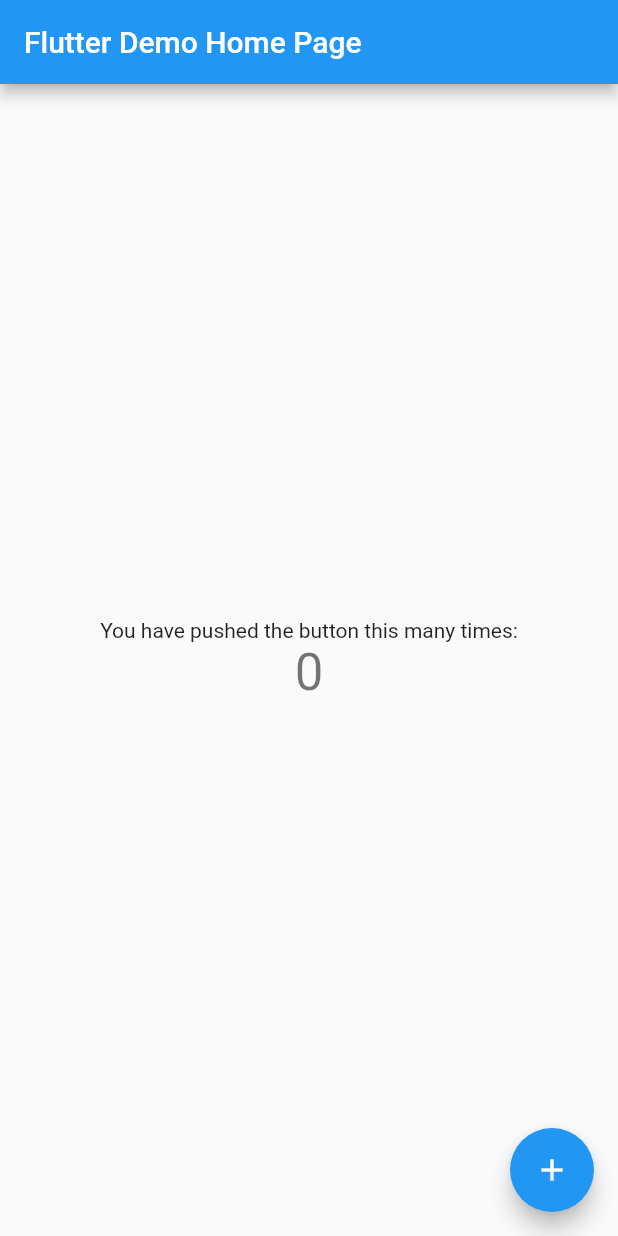
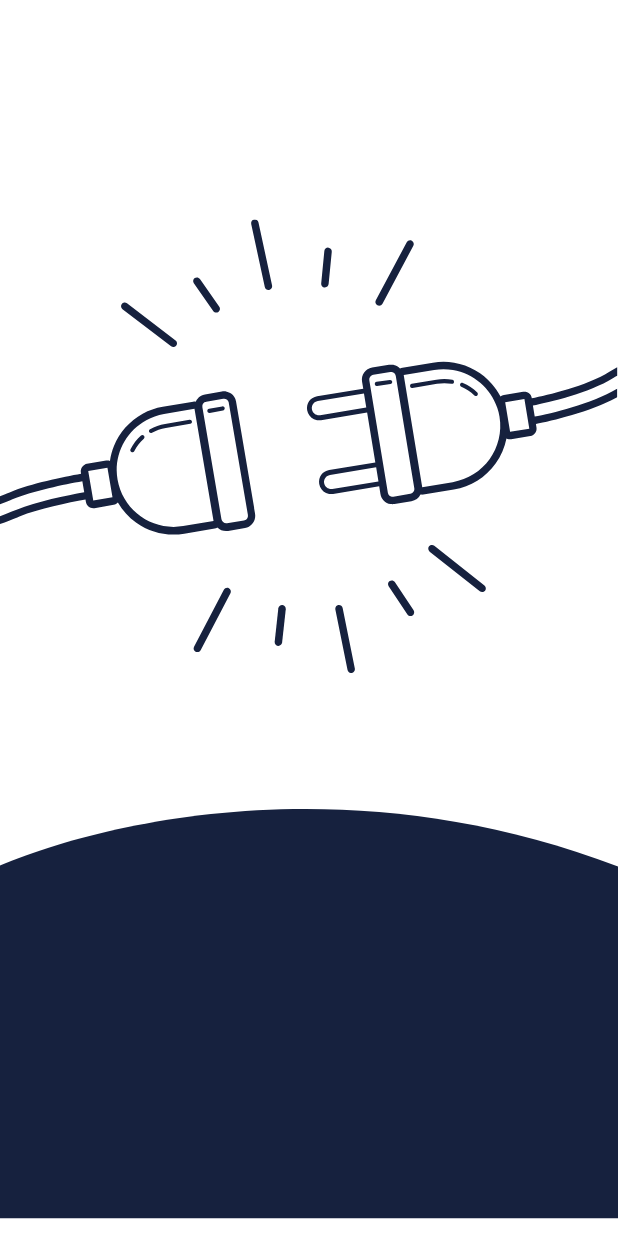
Before and after one commit to yugal1005/defi-raffel-app, a Flutter app: the screen it shows after launch, on a phone screen of 412 x 824 dp. Run offline on Flutter 3.47's test engine with Material 2 defaults, Android fonts, the phone set to English and light mode, and no system bars; our stand-ins replace bloc, flutter_svg.

Commit message:
Started working on the app

```diff
--- a/lib/main.dart
+++ b/lib/main.dart
@@ -1,3 +1,5 @@
+import 'package:defi_rafel_app/screens/login_screen.dart';
+import 'package:defi_rafel_app/screens/splash_screen.dart';
 import 'package:flutter/material.dart';
 
 void main() {
@@ -11,105 +13,14 @@ class MyApp extends StatelessWidget {
   @override
   Widget build(BuildContext context) {
     return MaterialApp(
-      title: 'Flutter Demo',
+      title: 'Defi Raffle',
       theme: ThemeData(
-        // This is the theme of your application.
-        //
-        // Try running your application with "flutter run". You'll see the
-        // application has a blue toolbar. Then, without quitting the app, try
-        // changing the primarySwatch below to Colors.green and then invoke
-        // "hot reload" (press "r" in the console where you ran "flutter run",
-        // or simply save your changes to "hot reload" in a Flutter IDE).
-        // Notice that the counter didn't reset back to zero; the application
-        // is not restarted.
-        primarySwatch: Colors.blue,
+        primaryColor: const Color.fromRGBO(22, 33, 62, 1)
       ),
-      home: const MyHomePage(title: 'Flutter Demo Home Page'),
+      routes: {
+        "/":(context) => const SplashScreen(),
+        LoginScreen.id:(context) => const LoginScreen()
+      },
     );
   }
 }
-
-class MyHomePage extends StatefulWidget {
-  const MyHomePage({super.key, required this.title});
-
-  // This widget is the home page of your application. It is stateful, meaning
-  // that it has a State object (defined below) that contains fields that affect
-  // how it looks.
-
-  // This class is the configuration for the state. It holds the values (in this
-  // case the title) provided by the parent (in this case the App widget) and
-  // used by the build method of the State. Fields in a Widget subclass are
-  // always marked "final".
-
-  final String title;
-
-  @override
-  State<MyHomePage> createState() => _MyHomePageState();
-}
-
-class _MyHomePageState extends State<MyHomePage> {
-  int _counter = 0;
-
-  void _incrementCounter() {
-    setState(() {
-      // This call to setState tells the Flutter framework that something has
-      // changed in this State, which causes it to rerun the build method below
-      // so that the display can reflect the updated values. If we changed
-      // _counter without calling setState(), then the build method would not be
-      // called again, and so nothing would appear to happen.
-      _counter++;
-    });
-  }
-
-  @override
-  Widget build(BuildContext context) {
-    // This method is rerun every time setState is called, for instance as done
-    // by the _incrementCounter method above.
-    //
-    // The Flutter framework has been optimized to make rerunning build methods
-    // fast, so that you can just rebuild anything that needs updating rather
-    // than having to individually change instances of widgets.
-    return Scaffold(
-      appBar: AppBar(
-        // Here we take the value from the MyHomePage object that was created by
-        // the App.build method, and use it to set our appbar title.
-        title: Text(widget.title),
-      ),
-      body: Center(
-        // Center is a layout widget. It takes a single child and positions it
-        // in the middle of the parent.
-        child: Column(
-          // Column is also a layout widget. It takes a list of children and
-          // arranges them vertically. By default, it sizes itself to fit its
-          // children horizontally, and tries to be as tall as its parent.
-          //
-          // Invoke "debug painting" (press "p" in the console, choose the
-          // "Toggle Debug Paint" action from the Flutter Inspector in Android
-          // Studio, or the "Toggle Debug Paint" command in Visual Studio Code)
-          // to see the wireframe for each widget.
-          //
-          // Column has various properties to control how it sizes itself and
-          // how it positions its children. Here we use mainAxisAlignment to
-          // center the children vertically; the main axis here is the vertical
-          // axis because Columns are vertical (the cross axis would be
-          // horizontal).
-          mainAxisAlignment: MainAxisAlignment.center,
-          children: <Widget>[
-            const Text(
-              'You have pushed the button this many times:',
-            ),
-            Text(
-              '$_counter',
-              style: Theme.of(context).textTheme.headlineMedium,
-            ),
-          ],
-        ),
-      ),
-      floatingActionButton: FloatingActionButton(
-        onPressed: _incrementCounter,
-        tooltip: 'Increment',
-        child: const Icon(Icons.add),
-      ), // This trailing comma makes auto-formatting nicer for build methods.
-    );
-  }
-}
--- /dev/null
+++ b/lib/screens/no_internet_screen.dart
@@ -0,0 +1,73 @@
+import 'package:flutter/material.dart';
+
+import 'package:flutter_svg/flutter_svg.dart';
+
+class NoInternet extends StatelessWidget {
+  const NoInternet({super.key});
+
+  @override
+  Widget build(BuildContext context) {
+    return Scaffold(
+      backgroundColor: Colors.white,
+      appBar: AppBar(
+        elevation: 0,
+        backgroundColor: Colors.transparent,
+      ),
+      body: Column(
+        children: [
+          SvgPicture.asset(
+            'assets/icons/no-internet.svg',
+            color: const Color.fromRGBO(22, 33, 62, 1),
+          ),
+          SizedBox(
+            height:MediaQuery.of(context).size.height * 0.332 ,
+            width: double.infinity,
+            child: CustomPaint(
+              size: Size(MediaQuery.of(context).size.height * 0.34,double.infinity),
+              painter: RPSCustomPainter(),
+            ),
+          ),
+          // Container(
+          //   height: MediaQuery.of(context).size.height * 0.332,
+          //   width: double.infinity,
+          //   decoration: BoxDecoration(
+          //       borderRadius: const BorderRadius.only(
+          //         topLeft: Radius.circular(200),
+          //         topRight: Radius.circular(200),
+          //       ),
+          //       color: Theme.of(context).primaryColor),
+          //   child: const Text("No Internet"),
+          // )
+        ],
+      ),
+    );
+  }
+}
+
+class RPSCustomPainter extends CustomPainter {
+  @override
+  void paint(Canvas canvas, Size size) {
+    Path path_0 = Path();
+    path_0.moveTo(size.width * 1.002778, size.height * 0.1430868);
+    path_0.cubicTo(
+        size.width * 0.5666667,
+        size.height * -0.1109325,
+        size.width * 0.1652778,
+        size.height * 0.03108241,
+        size.width * -0.006944444,
+        size.height * 0.1430868);
+    path_0.lineTo(size.width * -0.006944444, size.height * 0.9983923);
+    path_0.lineTo(size.width * 1.002778, size.height * 0.9983923);
+    path_0.lineTo(size.width * 1.002778, size.height * 0.1430868);
+    path_0.close();
+
+    Paint paint0Fill = Paint()..style = PaintingStyle.fill;
+    paint0Fill.color = const Color(0xff16213E).withOpacity(1.0);
+    canvas.drawPath(path_0, paint0Fill);
+  }
+
+  @override
+  bool shouldRepaint(covariant CustomPainter oldDelegate) {
+    return true;
+  }
+}
--- /dev/null
+++ b/lib/screens/splash_screen.dart
@@ -0,0 +1,11 @@
+import 'package:defi_rafel_app/screens/no_internet_screen.dart';
+import 'package:flutter/material.dart';
+
+class SplashScreen extends StatelessWidget {
+  const SplashScreen({super.key});
+
+  @override
+  Widget build(BuildContext context) {
+    return const NoInternet();
+  }
+}
--- /dev/null
+++ b/lib/utils/network_bloc.dart
@@ -0,0 +1,6 @@
+import 'package:bloc/bloc.dart';
+
+class NetworkBloc extends Cubit<bool>{
+  NetworkBloc() : super(true);
+
+}
```
Also changed, not shown: lib/screens/login_screen.dart (added, +18 -0 lines), pubspec.yaml (+5 -3 lines), assets/icons/no-internet.svg (added), pubspec.lock.
